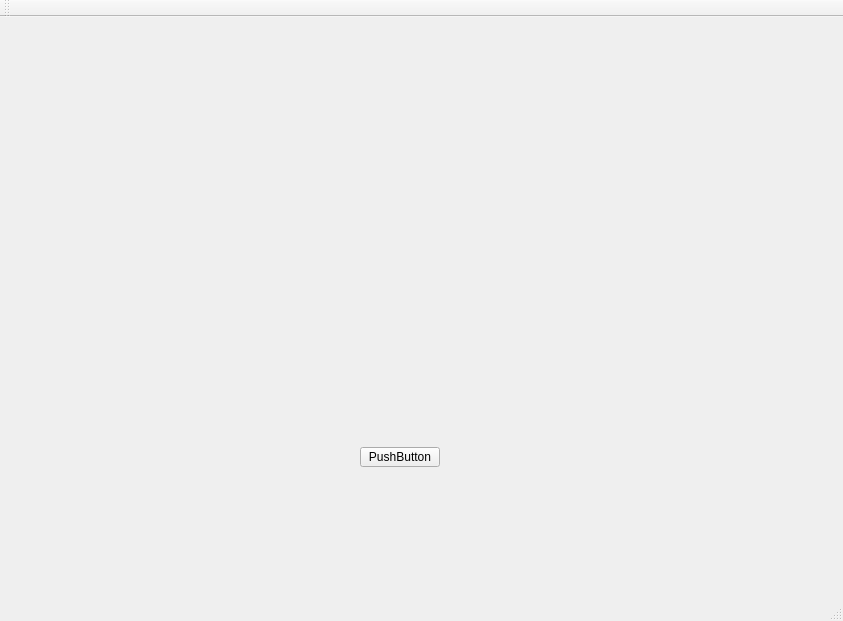
Before: the Qt Designer form mainwindow.ui in CYLMos/Qt_ImageProcess, drawn with Qt 5.
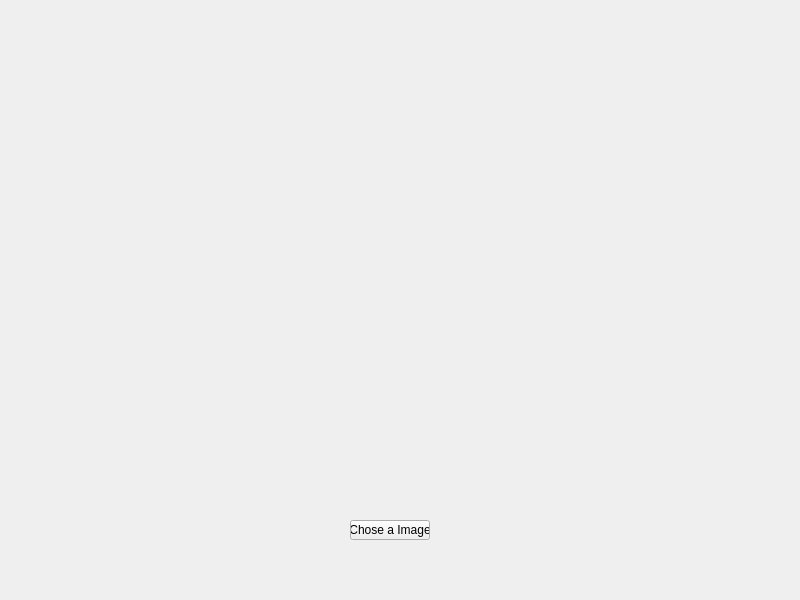
After: the same form once the commit is applied.

Commit message: Add Resize function to adjust the image size

```diff
--- a/mainwindow.ui
+++ b/mainwindow.ui
@@ -6,38 +6,50 @@
    <rect>
     <x>0</x>
     <y>0</y>
-    <width>843</width>
-    <height>621</height>
+    <width>800</width>
+    <height>600</height>
    </rect>
   </property>
   <property name="windowTitle">
    <string>MainWindow</string>
   </property>
   <widget class="QWidget" name="centralWidget">
-   <widget class="QLabel" name="label">
+   <property name="enabled">
+    <bool>true</bool>
+   </property>
+   <property name="inputMethodHints">
+    <set>Qt::ImhHiddenText</set>
+   </property>
+   <widget class="QLabel" name="lb_Image">
+    <property name="enabled">
+     <bool>true</bool>
+    </property>
     <property name="geometry">
      <rect>
-      <x>220</x>
-      <y>60</y>
-      <width>401</width>
-      <height>291</height>
+      <x>140</x>
+      <y>0</y>
+      <width>512</width>
+      <height>512</height>
      </rect>
     </property>
     <property name="text">
      <string/>
     </property>
+    <property name="alignment">
+     <set>Qt::AlignCenter</set>
+    </property>
    </widget>
    <widget class="QPushButton" name="pb_Test">
     <property name="geometry">
      <rect>
-      <x>360</x>
-      <y>430</y>
+      <x>350</x>
+      <y>520</y>
       <width>80</width>
       <height>20</height>
      </rect>
     </property>
     <property name="text">
-     <string>PushButton</string>
+     <string>Chose a Image</string>
     </property>
    </widget>
   </widget>
@@ -51,15 +63,6 @@
     </rect>
    </property>
   </widget>
-  <widget class="QToolBar" name="mainToolBar">
-   <attribute name="toolBarArea">
-    <enum>TopToolBarArea</enum>
-   </attribute>
-   <attribute name="toolBarBreak">
-    <bool>false</bool>
-   </attribute>
-  </widget>
-  <widget class="QStatusBar" name="statusBar"/>
  </widget>
  <layoutdefault spacing="6" margin="11"/>
  <resources/>
```
Left out of the diff: 4 changed lines with no effect on the pictures. The commit also changes 2 other files.
